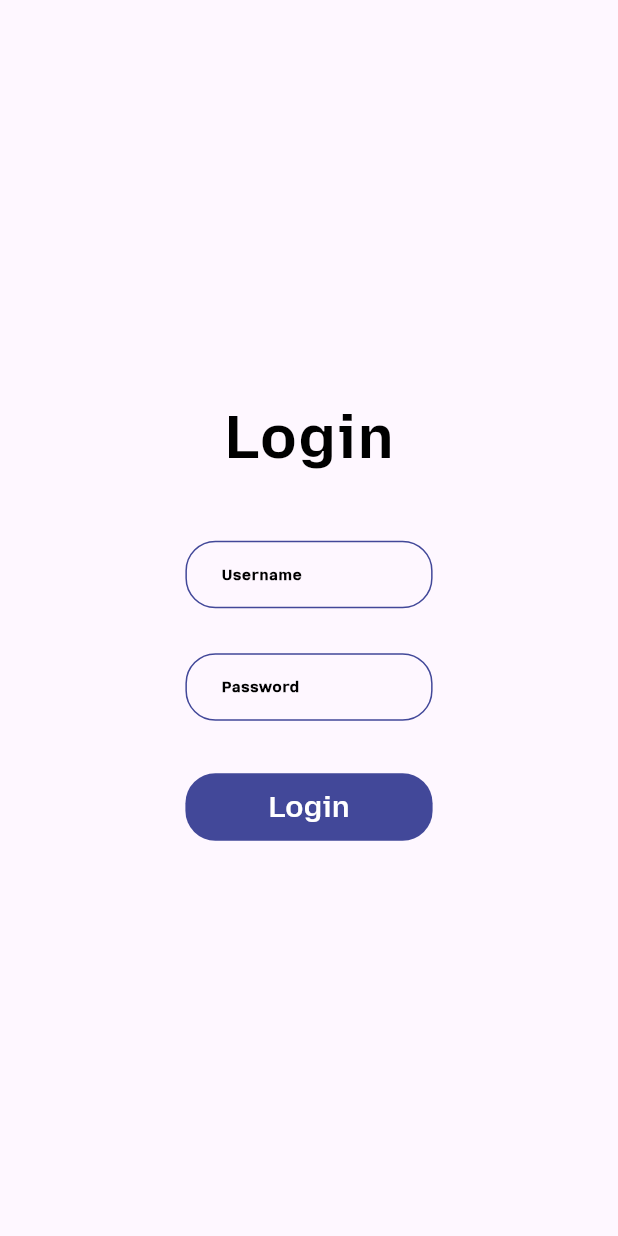
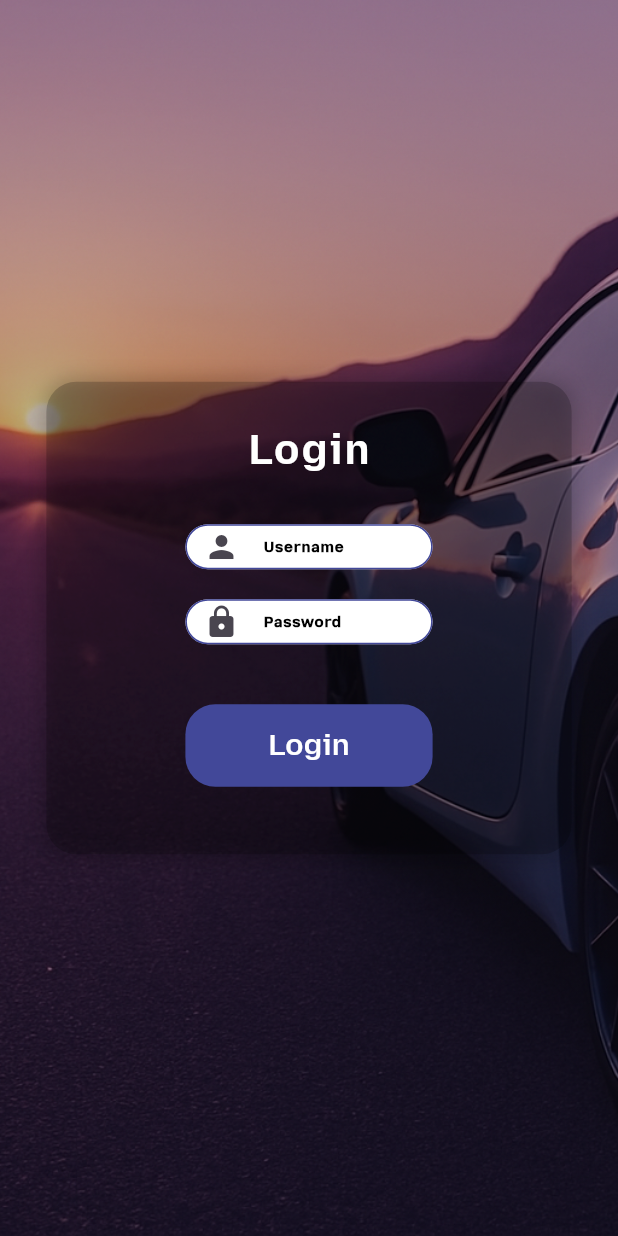
Before and after one commit to mfaheem123/taxi_dispatch_system, a Flutter app: the screen it shows after launch, on a phone screen of 412 x 824 dp. Run offline on Flutter 3.47's test engine with Material 3 defaults, Android fonts, the phone set to English and light mode, and no system bars; our stand-ins replace bot_toast, data_table_2, dropdown_button2, file_picker, flutter_advanced_switch, flutter_easyloading and 5 more; missing offline and left inert: dart:html.

Commit message:
osama changes

```diff
--- a/lib/component/images.dart
+++ b/lib/component/images.dart
@@ -1,4 +1,5 @@
 
 class Images {
   static get fowardIcon => 'assets/forward.png';
+  static get loginBackground => 'assets/LoginBackground.png';
 }
--- a/lib/component/text_field.dart
+++ b/lib/component/text_field.dart
@@ -27,6 +27,7 @@ class CustomTextField extends StatelessWidget {
     this.textInputAction,
     this.onTap,
     this.borderColor,
+    this.fillColor,
     this.maxLines = 1,
     this.height,
     this.width,
@@ -51,6 +52,7 @@ class CustomTextField extends StatelessWidget {
   final int? maxLines;
   double? height;
   double? width;
+  Color? fillColor;
 
   @override
   Widget build(BuildContext context) {
@@ -80,6 +82,8 @@ class CustomTextField extends StatelessWidget {
             decoration: InputDecoration(
               prefixIcon: prefixIcon,
               hintText: hintText,
+              fillColor: fillColor,
+              filled: true,
               hintStyle: hintStyle?? mozillaTextSemiBoldText(
                 context: context,
                 fontSize: 10,
--- a/lib/view/auth/login_screen.dart
+++ b/lib/view/auth/login_screen.dart
@@ -1,61 +1,181 @@
 
-import 'package:get/get.dart';
+// import 'package:get/get.dart';
+// import 'package:flutter/material.dart';
+// import '../../component/customButton.dart';
+// import '../../component/textStyle.dart';
+// import '../../component/text_field.dart';
+// import '../../component/text_widget.dart';
+// import '../../routes/app_pages.dart';
+//
+// class LoginScreen extends StatelessWidget {
+//   LoginScreen({super.key});
+//
+//   @override
+//   Widget build(BuildContext context) {
+//     return Scaffold(
+//       body: SizedBox(
+//         width: Get.width,
+//         height: Get.height,
+//         child: Column(
+//           mainAxisAlignment: MainAxisAlignment.center,
+//           children: [
+//             Text(AppText.login,
+//           style: headingText(
+//               fontWeight: FontWeight.w700),
+//         ),
+//             SizedBox(
+//               height: 40,
+//             ),
+//             CustomTextField(
+//               hintText: AppText.username,
+//               controller: TextEditingController(),),
+//             SizedBox(
+//               height: 30,
+//             ),
+//             CustomTextField(
+//               controller: TextEditingController(),
+//               hintText: AppText.password,
+//             ),
+//             SizedBox(
+//               height: 35,
+//             ),
+//             CustomButton(
+//               onTap: (){
+//                 Get.offAllNamed(Routes.dashBoarScreen);
+//               },
+//             ),
+//           ],
+//         ),
+//       ),
+//     );
+//   }
+// }
 
 import 'package:flutter/material.dart';
+import 'package:get/get.dart';
 import '../../component/customButton.dart';
+import '../../component/images.dart';
 import '../../component/textStyle.dart';
 import '../../component/text_field.dart';
 import '../../component/text_widget.dart';
 import '../../routes/app_pages.dart';
 
-import 'package:dashboard_new1/tabbarview.dart';
-
 class LoginScreen extends StatelessWidget {
   LoginScreen({super.key});
 
+  final TextEditingController usernameController = TextEditingController();
+  final TextEditingController passwordController = TextEditingController();
+
   @override
   Widget build(BuildContext context) {
+    double width = Get.width;
+    double height = Get.height;
+
     return Scaffold(
-      body: SizedBox(
-        width: Get.width,
-        height: Get.height,
-        child: Column(
-          mainAxisAlignment: MainAxisAlignment.center,
-          children: [
-            Text(AppText.login,
-          style: headingText(
-              fontWeight: FontWeight.w700),
-        ),
-            SizedBox(
-              height: 40,
-            ),
-            SizedBox(
-              height: 45,
-              child: CustomTextField(
-                hintText: AppText.username,
-                controller: TextEditingController(),),
-            ),
-            SizedBox(
-              height: 30,
-            ),
-            SizedBox(
-              height: 45,
-              child: CustomTextField(
-                controller: TextEditingController(),
-                hintText: AppText.password,
+      body: Stack(
+        children: [
+
+          Container(
+            width: width,
+            height: height,
+            decoration: BoxDecoration(
+              image: DecorationImage(
+                image: AssetImage(Images.loginBackground),
+                fit: BoxFit.cover,
               ),
             ),
-            SizedBox(
-              height: 35,
+          ),
+          // ✅ Gradient Overlay for readability
+          Container(
+            width: width,
+            height: height,
+            decoration: BoxDecoration(
+              gradient: LinearGradient(
+                colors: [
+                  Colors.black.withOpacity(0.4),
+                  Colors.black.withOpacity(0.2),
+                ],
+                begin: Alignment.bottomCenter,
+                end: Alignment.topCenter,
+              ),
             ),
-            CustomButton(
-                verticalPadding: 0.0,
-              onTap: (){
-                Get.offAllNamed(Routes.dashBoarScreen);
+          ),
+          // ✅ Centered Card with form
+          Center(
+            child: LayoutBuilder(
+              builder: (context, constraints) {
+                double cardWidth = constraints.maxWidth > 600 ? 400 : width * 0.85;
+                return Container(
+                  width: cardWidth,
+                  padding: const EdgeInsets.all(25),
+                  decoration: BoxDecoration(
+                    color: Colors.black.withOpacity(0.2),
+                    borderRadius: BorderRadius.circular(20),
+                    boxShadow: [
+                      BoxShadow(
+                        color: Colors.black.withOpacity(0.2),
+                        blurRadius: 10,
+                        spreadRadius: 2,
+                      )
+                    ],
+                  ),
+                  child: Column(
+                    mainAxisSize: MainAxisSize.min,
+                    children: [
+                      Text(
+                        AppText.login,
+                        style: headingText(
+                          fontWeight: FontWeight.w700,
+                          fontSize: 28,
+                          color: Colors.white,
+                        ),
+                      ),
+                      const SizedBox(height: 30),
+
+                      // Username
+                      CustomTextField(
+                        hintText: AppText.username,
+                        fillColor: Colors.white,
+                        controller: usernameController,
+                        prefixIcon: const Icon(Icons.person),
+                      ),
+                      const SizedBox(height: 20),
+
+                      // Password
+                      CustomTextField(
+                        hintText: AppText.password,
+                        fillColor: Colors.white,
+                        controller: passwordController,
+                        // obscureText: true,
+                        prefixIcon: const Icon(Icons.lock),
+                      ),
+
+                      const SizedBox(height: 15),
+
+
+
+                      const SizedBox(height: 25),
+
+                      // Login Button
+                      CustomButton(
+                        height: 55,
+                        // text: "Login",
+                        onTap: () {
+                          Get.offAllNamed(Routes.dashBoarScreen);
+                        },
+                      ),
+
+                      const SizedBox(height: 20),
+
+                      // Register link
+
+                    ],
+                  ),
+                );
               },
             ),
-          ],
-        ),
+          ),
+        ],
       ),
     );
   }
```
Also changed, not shown: assets/LoginBackground.png (added), pubspec.lock.
